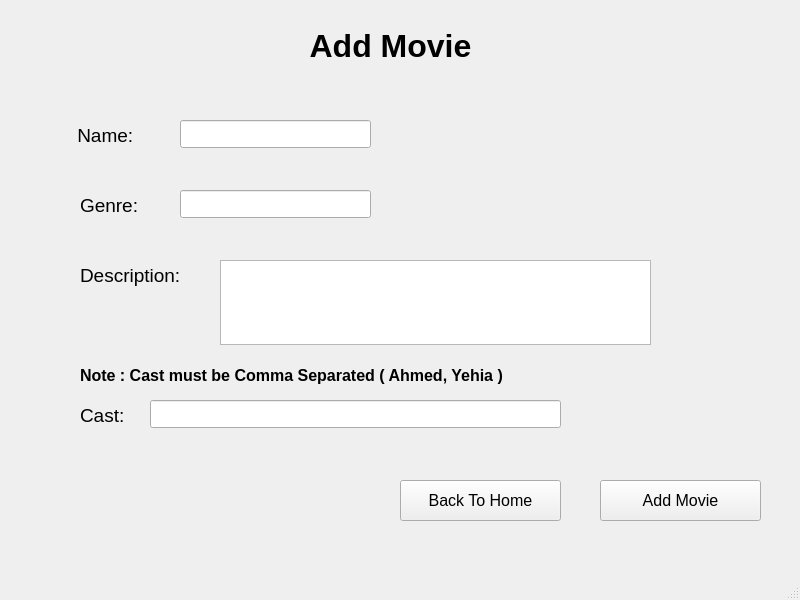
abohoss/Cinema-Booking-System, file Cinema-GUI/UI/AddMovie.ui: the form before one commit.
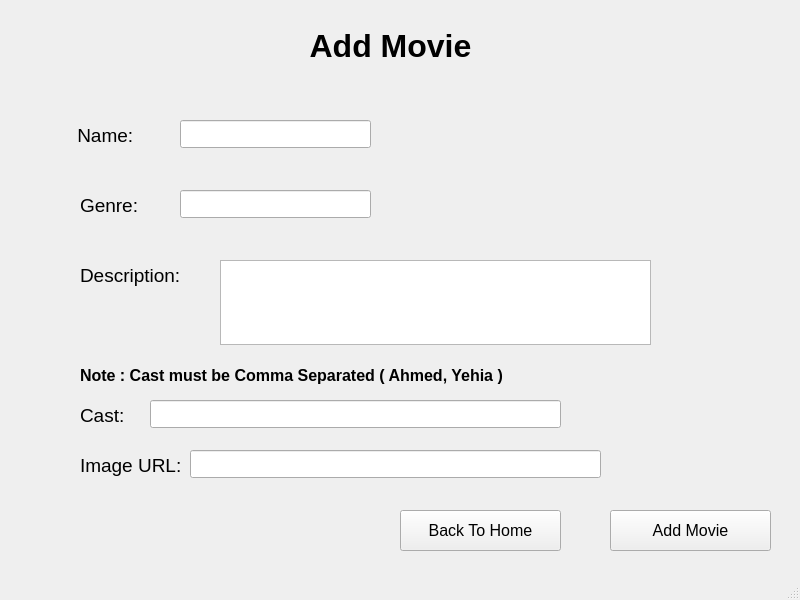
The form after the commit.

Commit message: Add image url input field in AddMovie window

```diff
--- a/Cinema-GUI/UI/AddMovie.ui
+++ b/Cinema-GUI/UI/AddMovie.ui
@@ -17,8 +17,8 @@
    <widget class="QPushButton" name="Add">
     <property name="geometry">
      <rect>
-      <x>600</x>
-      <y>480</y>
+      <x>610</x>
+      <y>510</y>
       <width>161</width>
       <height>41</height>
      </rect>
@@ -42,7 +42,7 @@
     <property name="geometry">
      <rect>
       <x>400</x>
-      <y>480</y>
+      <y>510</y>
       <width>161</width>
       <height>41</height>
      </rect>
@@ -231,6 +231,34 @@
      </rect>
     </property>
    </widget>
+   <widget class="QLabel" name="label_9">
+    <property name="geometry">
+     <rect>
+      <x>80</x>
+      <y>450</y>
+      <width>111</width>
+      <height>31</height>
+     </rect>
+    </property>
+    <property name="font">
+     <font>
+      <pointsize>14</pointsize>
+     </font>
+    </property>
+    <property name="text">
+     <string>Image URL:</string>
+    </property>
+   </widget>
+   <widget class="QLineEdit" name="imageUrl">
+    <property name="geometry">
+     <rect>
+      <x>190</x>
+      <y>450</y>
+      <width>411</width>
+      <height>28</height>
+     </rect>
+    </property>
+   </widget>
   </widget>
   <widget class="QMenuBar" name="menubar">
    <property name="geometry">
```
Left out of the diff: 2 changed lines with no effect on the pictures. The commit also changes 1 other file.
